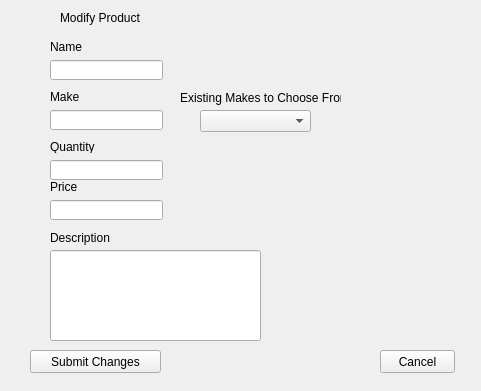
This is InvGUI/p3mod.ui in scottoberman/CSUFDevs as Qt 5 draws it before an edit. The edited form follows.
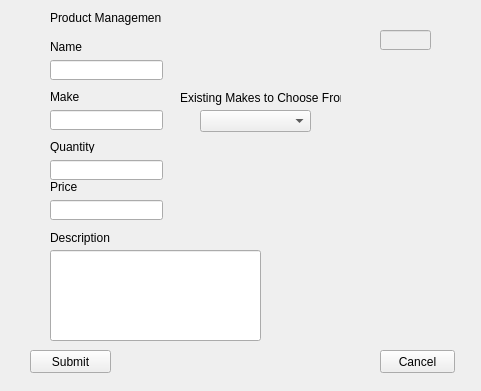
This is the edited form.

What changed in the file:
```diff
--- a/InvGUI/p3mod.ui
+++ b/InvGUI/p3mod.ui
@@ -10,6 +10,18 @@
     <height>391</height>
    </rect>
   </property>
+  <property name="minimumSize">
+   <size>
+    <width>481</width>
+    <height>391</height>
+   </size>
+  </property>
+  <property name="maximumSize">
+   <size>
+    <width>481</width>
+    <height>391</height>
+   </size>
+  </property>
   <property name="windowTitle">
    <string>Form</string>
   </property>
@@ -18,25 +30,25 @@
     <rect>
      <x>30</x>
      <y>350</y>
-     <width>131</width>
+     <width>81</width>
      <height>23</height>
     </rect>
    </property>
    <property name="text">
-    <string>Submit Changes</string>
+    <string>Submit</string>
    </property>
   </widget>
   <widget class="QLabel" name="label">
    <property name="geometry">
     <rect>
-     <x>60</x>
+     <x>50</x>
      <y>10</y>
-     <width>81</width>
+     <width>111</width>
      <height>16</height>
     </rect>
    </property>
    <property name="text">
-    <string>Modify Product</string>
+    <string>Product Management</string>
    </property>
   </widget>
   <widget class="QLabel" name="modOut">
@@ -209,6 +221,32 @@
     <string>Existing Makes to Choose From</string>
    </property>
   </widget>
+  <widget class="QLineEdit" name="IdInput">
+   <property name="enabled">
+    <bool>false</bool>
+   </property>
+   <property name="geometry">
+    <rect>
+     <x>380</x>
+     <y>30</y>
+     <width>51</width>
+     <height>20</height>
+    </rect>
+   </property>
+  </widget>
+  <widget class="QLabel" name="ModSuccessfulLabel">
+   <property name="geometry">
+    <rect>
+     <x>330</x>
+     <y>190</y>
+     <width>101</width>
+     <height>61</height>
+    </rect>
+   </property>
+   <property name="text">
+    <string/>
+   </property>
+  </widget>
  </widget>
  <tabstops>
   <tabstop>NameInput</tabstop>
```
Left out of the diff: 40 changed lines with no effect on the pictures.
